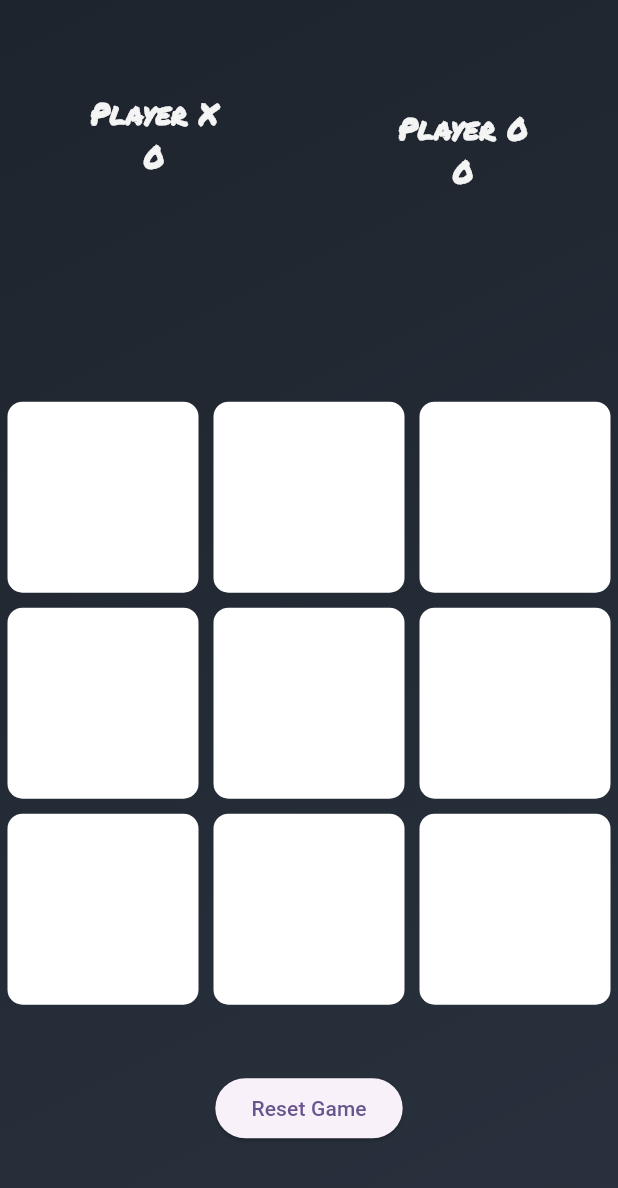
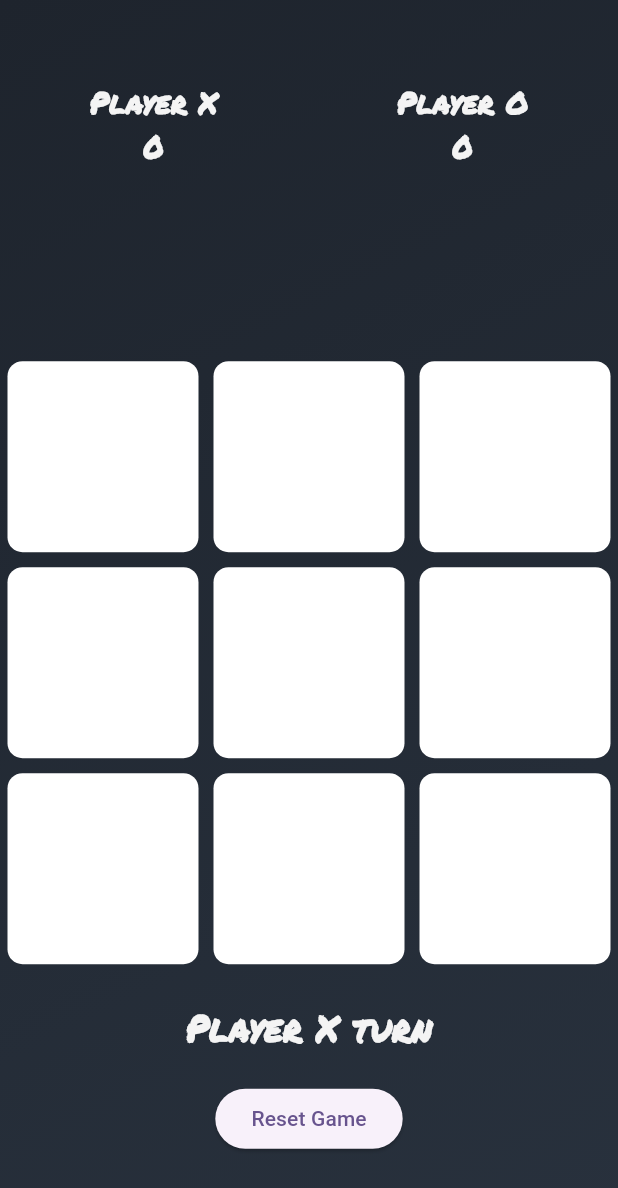
Before and after one commit to SouhailKrs/Flutter-Tic-Tac-Toe, a Flutter app: the screen it shows after launch, on a phone screen of 412 x 824 dp. Shown: the top 1188 px of the screen. Run offline on Flutter 3.47's test engine with Material 2 defaults, Android fonts, the phone set to English and light mode, and no system bars; our stand-ins replace google_fonts, sizer.

Commit message:
code refactor

```diff
--- a/lib/screens/game_screen.dart
+++ b/lib/screens/game_screen.dart
@@ -136,15 +136,12 @@ class _GameScreenState extends State<GameScreen> {
               itemCount: 9,
             ),
             const SizedBox(height: 20),
-            if (_checkWin('X'))
-              const Text('Player X wins!',
-                  style: TextStyle(fontSize: 24, fontWeight: FontWeight.bold)),
-            if (_checkWin('O'))
-              const Text('Player O wins!',
-                  style: TextStyle(fontSize: 24, fontWeight: FontWeight.bold)),
-            if (!_checkWin('X') && !_checkWin('O') && _checkDraw())
-              const Text('It\'s a draw!',
-                  style: TextStyle(fontSize: 24, fontWeight: FontWeight.bold)),
+            Text('Player $currentPlayer turn',
+                style: TextStyle(
+                    fontSize: 24,
+                    fontWeight: FontWeight.bold,
+                    fontFamily: GoogleFonts.permanentMarker().fontFamily,
+                    color: GameColors.kWhitish)),
             const SizedBox(height: 20),
             ElevatedButton(
               onPressed: _resetGame,
--- a/lib/widgets/scoreboard.dart
+++ b/lib/widgets/scoreboard.dart
@@ -1,23 +1,18 @@
 import 'package:flutter/material.dart';
 import 'package:google_fonts/google_fonts.dart';
-
 import '../screens/colors.dart';
-
-
 
 class ScoreBoard extends StatelessWidget {
   const ScoreBoard({super.key, required this.playerXScore, required this.playerOScore});
   final int playerXScore;
   final int playerOScore;
-  @override
-  Widget build(BuildContext context) {
-    return    Row(
-      mainAxisAlignment: MainAxisAlignment.spaceAround,
-      children: [
-        Column(
+
+  // Common function to create Text widgets with shared styles
+  Widget _buildPlayerScore(String playerLabel, int score) {
+    return Column(
       children: [
         Text(
-              'Player X',
+          playerLabel,
           style: TextStyle(
             fontSize: 20,
             fontFamily: GoogleFonts.permanentMarker().fontFamily,
@@ -26,37 +21,7 @@ final int playerOScore;
           ),
         ),
         Text(
-            playerXScore.toString(),
-              style: TextStyle(
-                fontSize: 20,
-                fontFamily: GoogleFonts.permanentMarker().fontFamily,
-                fontWeight: FontWeight.bold,
-                color: GameColors.kWhitish,
-              ),
-            ),
-            const Divider(
-              height: 20,
-              thickness: 5,
-              indent: 20,
-              endIndent: 0,
-              color: Colors.black,
-            ),
-          ],
-        ),
-
-        Column(
-          children: [
-            Text(
-              'Player 0',
-              style: TextStyle(
-                fontSize: 20,
-                fontFamily: GoogleFonts.permanentMarker().fontFamily,
-                fontWeight: FontWeight.bold,
-                color: GameColors.kWhitish,
-              ),
-            ),
-            Text(
-              playerOScore.toString(),
+          score.toString(),
           style: TextStyle(
             fontSize: 20,
             fontFamily: GoogleFonts.permanentMarker().fontFamily,
@@ -65,7 +30,16 @@ final int playerOScore;
           ),
         ),
       ],
-        ),
+    );
+  }
+
+  @override
+  Widget build(BuildContext context) {
+    return Row(
+      mainAxisAlignment: MainAxisAlignment.spaceAround,
+      children: [
+        _buildPlayerScore('Player X', playerXScore),
+        _buildPlayerScore('Player O', playerOScore),
       ],
     );
   }
```
Also changed, not shown: lib/widgets/scorboard_widget.dart (deleted). Lines whose indentation alone changed are shown as unchanged.
